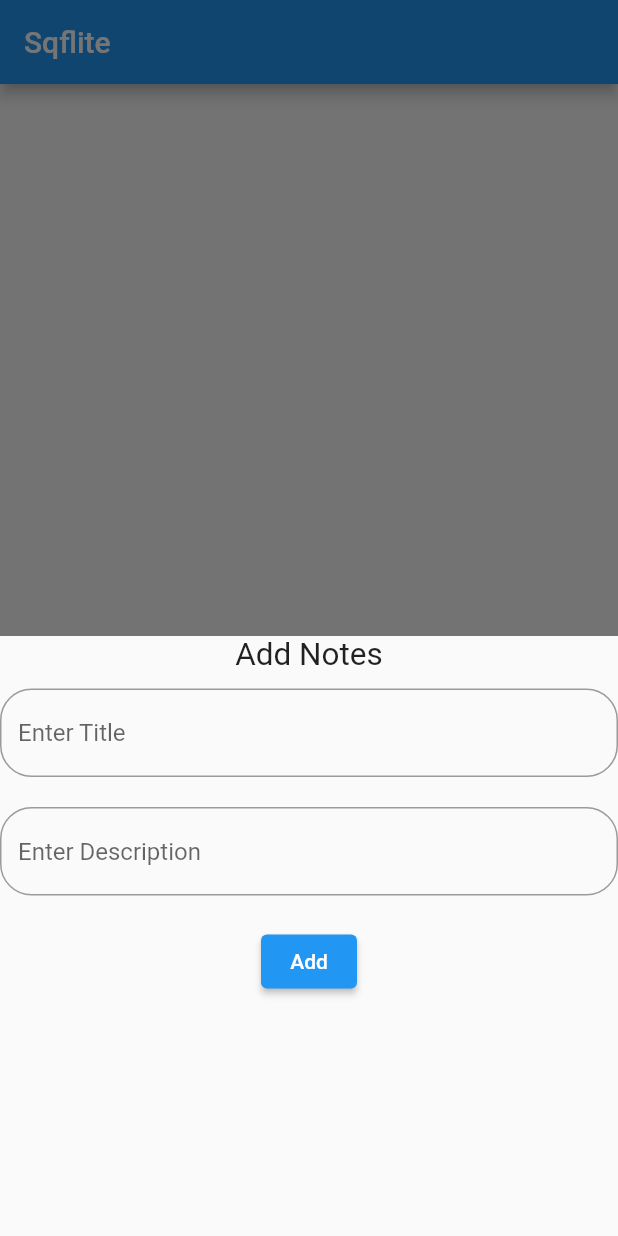
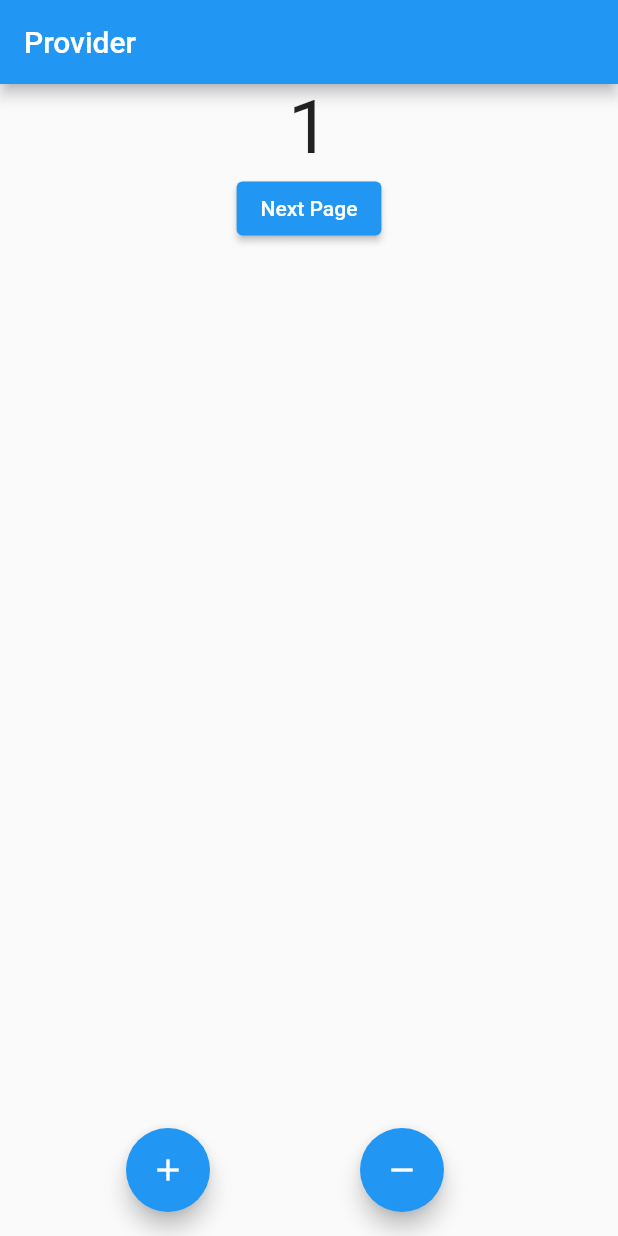
Before and after one commit to sadid369/firstapp_131, a Flutter app: the screen it shows after launch, after a tap on the "add" icon, on a phone screen of 412 x 824 dp. Run offline on Flutter 3.47's test engine with Material 2 defaults, Android fonts, the light colour scheme and no system bars; our stand-ins replace lottie, page_transition, rive, shared_preferences, sqflite; accounts and stored records are empty; key blocks and very long unbroken strings in the code were emptied for the run.

Commit message:
provider

```diff
--- /dev/null
+++ b/lib/counter_provider.dart
@@ -0,0 +1,30 @@
+import 'package:flutter/material.dart';
+
+class CounterProvider extends ChangeNotifier {
+  int _count = 0;
+
+  void incrementCount() {
+    _count++;
+    notifyListeners();
+  }
+
+  void decrementCount() {
+    if (_count > 0) {
+      _count--;
+    }
+    notifyListeners();
+  }
+
+  int getCountValue() {
+    return _count;
+  }
+
+  // set countValue(int value) {
+  //   _count = _count + value;
+  //   notifyListeners();
+  // }
+
+  // int get countValue {
+  //   return _count;
+  // }
+}
--- a/lib/main.dart
+++ b/lib/main.dart
@@ -6,6 +6,7 @@ import 'package:firstapp_131/button.dart';
 import 'package:firstapp_131/calculator_ui.dart';
 import 'package:firstapp_131/calulator_ui_1.dart';
 import 'package:firstapp_131/colum_row.dart';
+import 'package:firstapp_131/counter_provider.dart';
 import 'package:firstapp_131/custom_widget.dart';
 import 'package:firstapp_131/expanded.dart';
 import 'package:firstapp_131/first_page.dart';
@@ -15,6 +16,7 @@ import 'package:firstapp_131/list_view.dart';
 import 'package:firstapp_131/login_with_sharedPref.dart';
 import 'package:firstapp_131/lottie_page.dart';
 import 'package:firstapp_131/page_transiction_exp.dart';
+import 'package:firstapp_131/provider_expample.dart';
 import 'package:firstapp_131/rive_animation_page.dart';
 import 'package:firstapp_131/shared_prefarance/shared_splash_page.dart';
 import 'package:firstapp_131/shared_prefarce_exp.dart';
@@ -25,9 +27,13 @@ import 'package:firstapp_131/stack_widget.dart';
 import 'package:firstapp_131/text_fiels.dart';
 import 'package:firstapp_131/ui.dart';
 import 'package:flutter/material.dart';
+import 'package:provider/provider.dart';
 
 void main() {
-  runApp(const MyApp());
+  runApp(ChangeNotifierProvider(
+    create: (context) => CounterProvider(),
+    child: const MyApp(),
+  ));
 }
 
 class MyApp extends StatelessWidget {
@@ -41,7 +47,7 @@ class MyApp extends StatelessWidget {
       theme: ThemeData(
         primarySwatch: Colors.blue,
       ),
-      home: const SqfliteDb(),
+      home: ProviderExpample(),
     );
   }
 }
--- /dev/null
+++ b/lib/provider_expample.dart
@@ -0,0 +1,60 @@
+import 'package:firstapp_131/counter_provider.dart';
+import 'package:firstapp_131/provider_expamle2.dart';
+import 'package:flutter/material.dart';
+import 'package:provider/provider.dart';
+
+class ProviderExpample extends StatelessWidget {
+  const ProviderExpample({Key? key}) : super(key: key);
+
+  @override
+  Widget build(BuildContext context) {
+    return Scaffold(
+        floatingActionButton: Row(
+          mainAxisAlignment: MainAxisAlignment.spaceEvenly,
+          children: [
+            FloatingActionButton(
+              onPressed: () {
+                // Provider.of<CounterProvider>(context, listen: false)
+                //     .incrementCount();
+                context.read<CounterProvider>().incrementCount();
+              },
+              child: Icon(
+                Icons.add,
+              ),
+            ),
+            FloatingActionButton(
+              onPressed: () {
+                // Provider.of<CounterProvider>(context, listen: false)
+                //     .decrementCount();
+                context.read<CounterProvider>().decrementCount();
+              },
+              child: Icon(
+                Icons.remove,
+              ),
+            ),
+          ],
+        ),
+        appBar: AppBar(
+          title: const Text('Provider'),
+        ),
+        body: Column(
+          children: [
+            Container(
+              child: Center(
+                  child: Text(
+                // "${Provider.of<CounterProvider>(context).getCountValue()}",
+                "${context.watch<CounterProvider>().getCountValue()}",
+                style: TextStyle(fontSize: 50),
+              )),
+            ),
+            ElevatedButton(
+              onPressed: () {
+                Navigator.of(context).push(MaterialPageRoute(
+                    builder: (context) => ProviderExpamle2()));
+              },
+              child: Text('Next Page'),
+            )
+          ],
+        ));
+  }
+}
--- a/pubspec.yaml
+++ b/pubspec.yaml
@@ -42,6 +42,7 @@ dependencies:
   sqflite: ^2.2.8+4
   path: ^1.8.2
   path_provider: ^2.0.15
+  provider: ^6.0.5
 
 dev_dependencies:
   flutter_test:
```
Also changed, not shown: lib/provider_expamle2.dart (added, +46 -0 lines), pubspec.lock.
